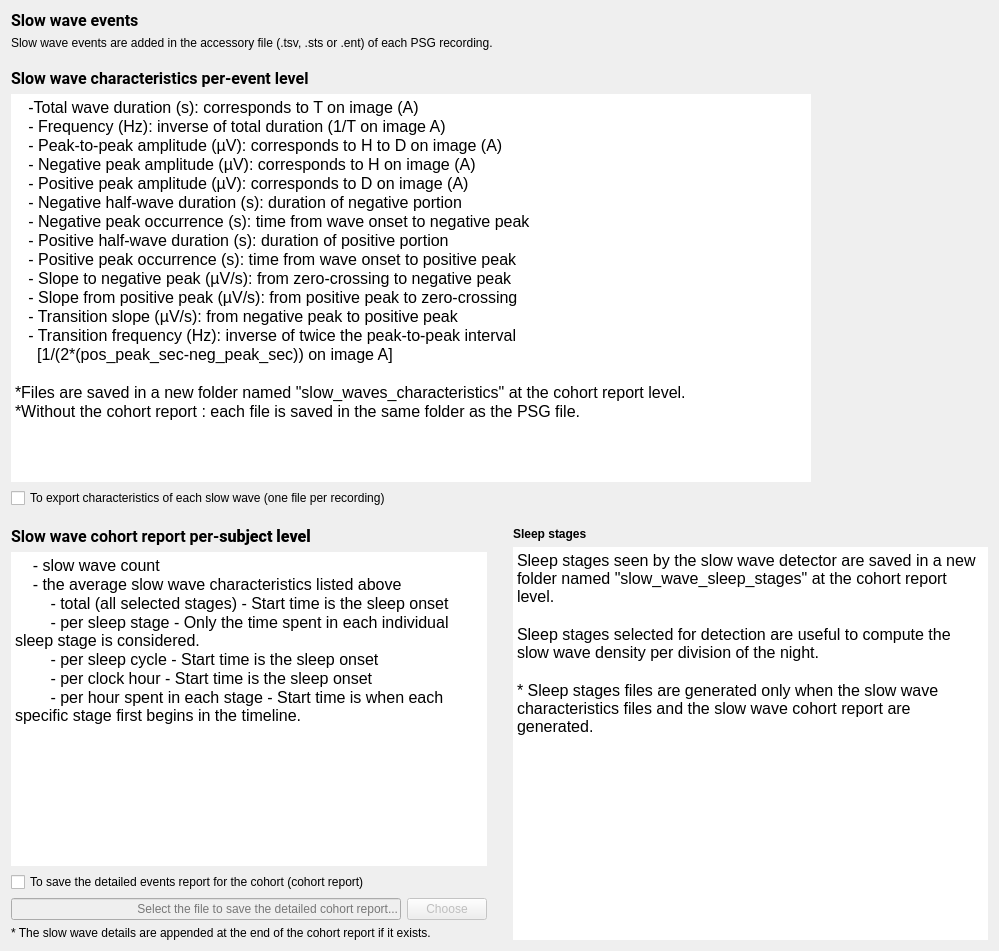
This is tools/CEAMSTools/SlowWaveDetection/SSWDSaveFiles/Ui_SSWDSaveFiles.ui in SnoozToolbox/snooz-package-ceams as Qt 5 draws it before an edit. The edited form follows.
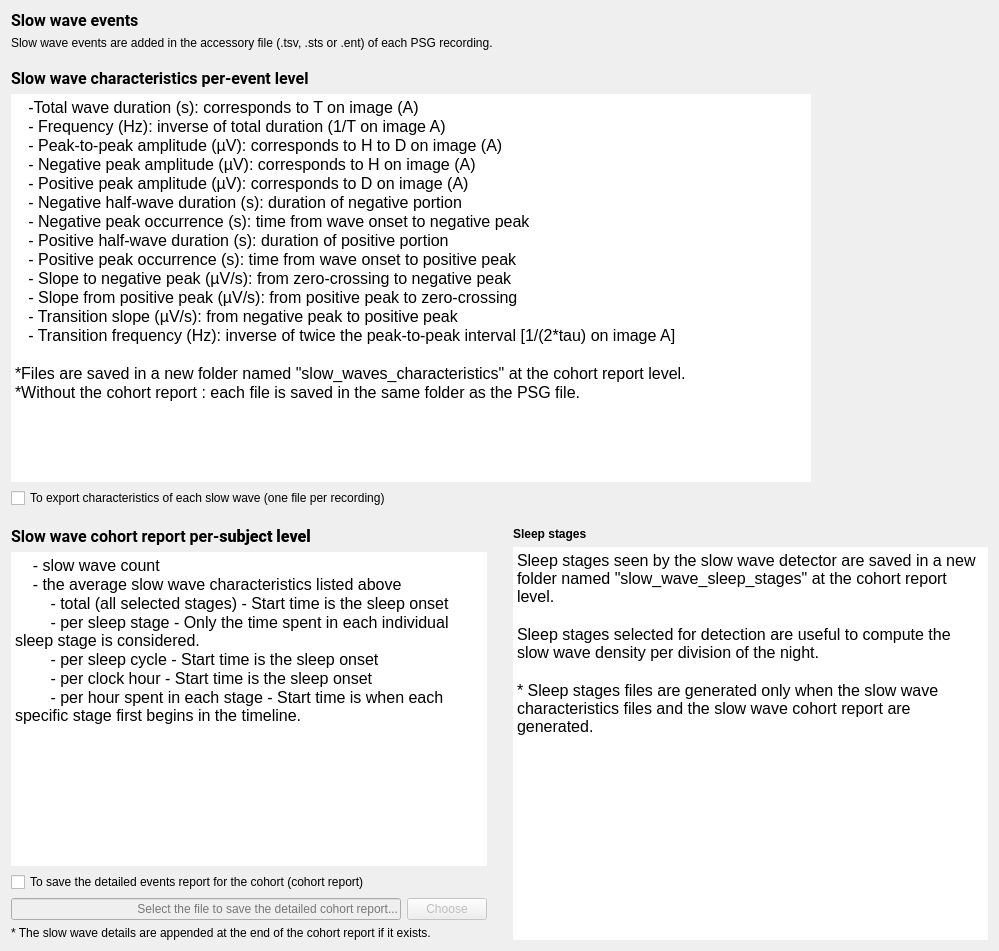
This is the edited form.

Commit message: Slow wave detector : fixed typo on the UI.

```diff
--- a/tools/CEAMSTools/SlowWaveDetection/SSWDSaveFiles/Ui_SSWDSaveFiles.ui
+++ b/tools/CEAMSTools/SlowWaveDetection/SSWDSaveFiles/Ui_SSWDSaveFiles.ui
@@ -144,8 +144,7 @@
 &lt;p style=&quot; margin-top:0px; margin-bottom:0px; margin-left:0px; margin-right:0px; -qt-block-indent:0; text-indent:0px;&quot;&gt;   - Slope to negative peak (µV/s): from zero-crossing to negative peak&lt;/p&gt;
 &lt;p style=&quot; margin-top:0px; margin-bottom:0px; margin-left:0px; margin-right:0px; -qt-block-indent:0; text-indent:0px;&quot;&gt;   - Slope from positive peak (µV/s): from positive peak to zero-crossing&lt;/p&gt;
 &lt;p style=&quot; margin-top:0px; margin-bottom:0px; margin-left:0px; margin-right:0px; -qt-block-indent:0; text-indent:0px;&quot;&gt;   - Transition slope (µV/s): from negative peak to positive peak&lt;/p&gt;
-&lt;p style=&quot; margin-top:0px; margin-bottom:0px; margin-left:0px; margin-right:0px; -qt-block-indent:0; text-indent:0px;&quot;&gt;   - Transition frequency (Hz): inverse of twice the peak-to-peak interval &lt;/p&gt;
-&lt;p style=&quot; margin-top:0px; margin-bottom:0px; margin-left:0px; margin-right:0px; -qt-block-indent:0; text-indent:0px;&quot;&gt;     [1/(2*(pos_peak_sec-neg_peak_sec)) on image A]&lt;/p&gt;
+&lt;p style=&quot; margin-top:0px; margin-bottom:0px; margin-left:0px; margin-right:0px; -qt-block-indent:0; text-indent:0px;&quot;&gt;   - Transition frequency (Hz): inverse of twice the peak-to-peak interval [1/(2*tau) on image A]&lt;/p&gt;
 &lt;p style=&quot;-qt-paragraph-type:empty; margin-top:0px; margin-bottom:0px; margin-left:0px; margin-right:0px; -qt-block-indent:0; text-indent:0px; color:#000000;&quot;&gt;&lt;br /&gt;&lt;/p&gt;
 &lt;p style=&quot; margin-top:0px; margin-bottom:0px; margin-left:0px; margin-right:0px; -qt-block-indent:0; text-indent:0px;&quot;&gt;&lt;span style=&quot; color:#000000;&quot;&gt;*Files are saved in a new folder named &amp;quot;slow_waves_characteristics&amp;quot; at the cohort report level.&lt;/span&gt;&lt;/p&gt;
 &lt;p style=&quot; margin-top:0px; margin-bottom:0px; margin-left:0px; margin-right:0px; -qt-block-indent:0; text-indent:0px;&quot;&gt;&lt;span style=&quot; color:#000000;&quot;&gt;*Without the cohort report : each file is saved in the same folder as the PSG file.&lt;/span&gt;&lt;/p&gt;&lt;/body&gt;&lt;/html&gt;</string>
```
The commit also changes 1 other file.
